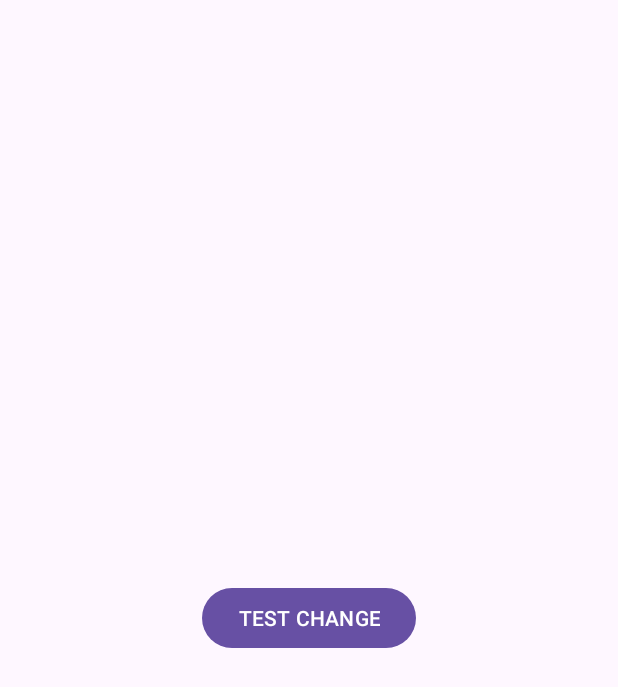
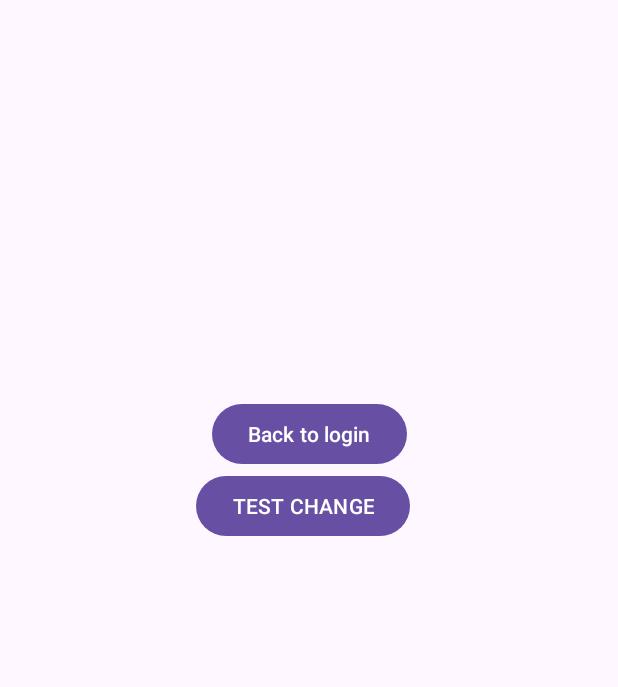
Before and after one commit to classroom-finder-rowdycreators/utsa-classroom-finder, an Android app: the layout activity_main.xml on its own in the app's theme, with its tools: preview values and no code run, on a phone screen of 412 x 824 dp. Shown: the top 687 px of the screen. Run offline under Robolectric (Android 15) with nearby library versions, the phone set to English and light mode, and no system bars.

Commit message:
Added a logout button(?)
Signed-off-by: Alistair Chambers <alicham6@gmail.com>

```diff
--- a/app/src/main/res/layout/activity_main.xml
+++ b/app/src/main/res/layout/activity_main.xml
@@ -14,7 +14,18 @@
         android:text="TEST CHANGE"
         app:layout_constraintBottom_toBottomOf="parent"
         app:layout_constraintEnd_toEndOf="parent"
+        app:layout_constraintHorizontal_bias="0.485"
         app:layout_constraintStart_toStartOf="parent"
-        app:layout_constraintTop_toTopOf="parent" />
+        app:layout_constraintTop_toTopOf="parent"
+        app:layout_constraintVertical_bias="0.404" />
+
+    <Button
+        android:id="@+id/back"
+        android:layout_width="wrap_content"
+        android:layout_height="wrap_content"
+        android:text="Back to login"
+        app:layout_constraintBottom_toTopOf="@+id/button"
+        app:layout_constraintEnd_toEndOf="parent"
+        app:layout_constraintStart_toStartOf="parent" />
 
 </androidx.constraintlayout.widget.ConstraintLayout>
```
Also changed, not shown: app/src/main/java/com/example/utsa_classroom_finder/MainActivity.java (+27 -0 lines), app/src/main/java/com/example/utsa_classroom_finder/model/LocationMap.java (added, +26 -0 lines), 1 other file.
